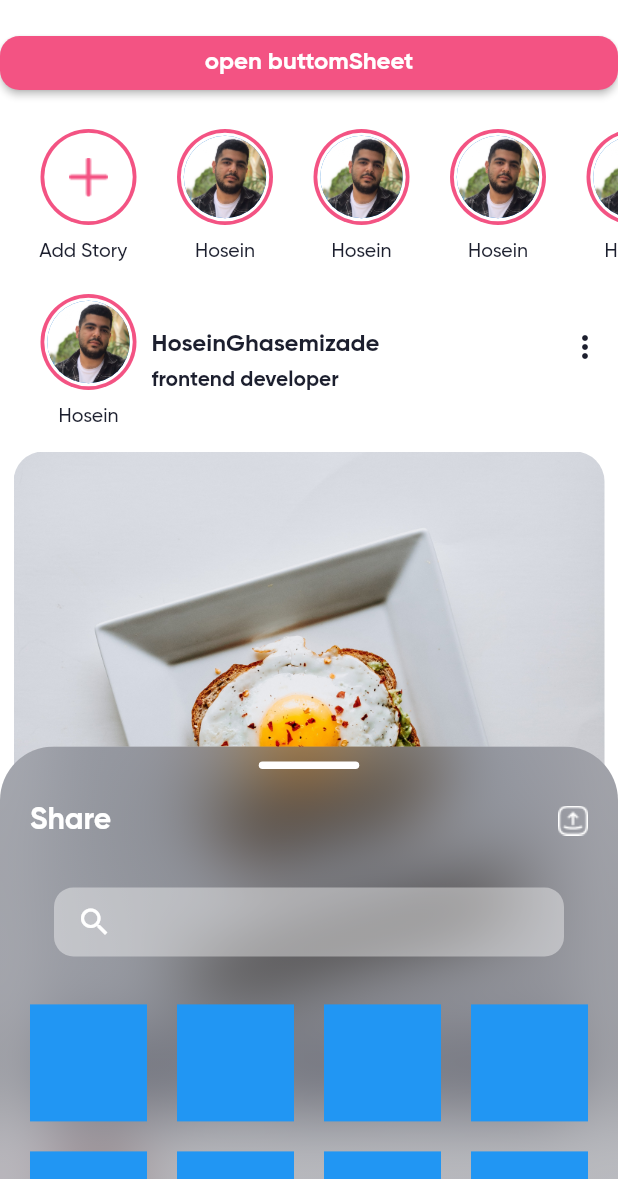
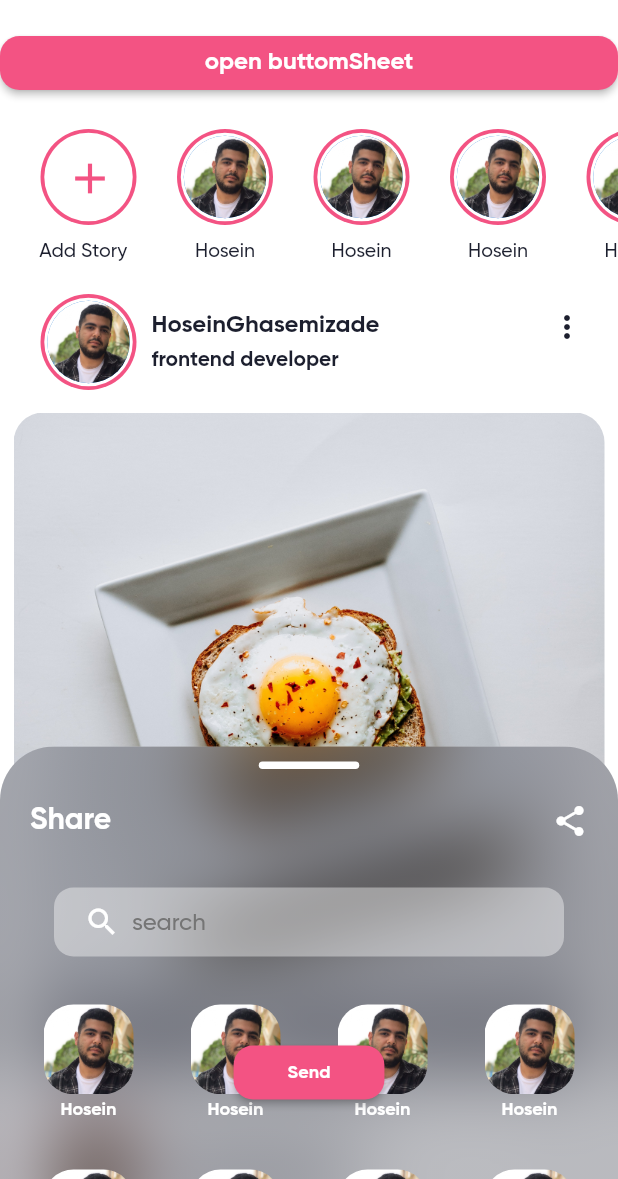
Before and after one commit to ghasemizade/instagram_clone, a Flutter app: the homePage screen opened directly, after a tap on "open buttomSheet", on a phone screen of 412 x 824 dp, the part 57-1236 px from its top. Run offline on Flutter 3.47's test engine with Material 2 defaults, Android fonts, the phone set to English and light mode, and no system bars.

Commit message:
update icon button

```diff
--- a/instagram/lib/screens/home_screen.dart
+++ b/instagram/lib/screens/home_screen.dart
@@ -61,7 +61,11 @@ class _homePageState extends State<homePage> {
                     context: context,
                     isScrollControlled: true,
                     builder: (BuildContext context) {
-                      return DraggableScrollableSheet(
+                      return Padding(
+                        padding: EdgeInsets.only(
+                          bottom: MediaQuery.of(context).viewInsets.bottom,
+                        ),
+                        child: DraggableScrollableSheet(
                           initialChildSize: .35,
                           minChildSize: .25,
                           maxChildSize: .75,
@@ -70,6 +74,7 @@ class _homePageState extends State<homePage> {
                               controller: controller,
                             );
                           }),
+                        ),
                       );
                     },
                   );
@@ -152,18 +157,57 @@ Widget _getPostList() {
   );
 }
 
-class _getPost extends StatelessWidget {
+class _getPost extends StatefulWidget {
   const _getPost({
     Key? key,
   }) : super(key: key);
 
+  @override
+  State<_getPost> createState() => _getPostState();
+}
+
+class _getPostState extends State<_getPost> {
   @override
   Widget build(BuildContext context) {
     return Column(
       children: [
         Row(
           children: [
-            _getStoryBox(),
+            Padding(
+              padding: EdgeInsets.only(
+                left: 27,
+                top: 20,
+              ),
+              child: Container(
+                width: 64,
+                height: 64,
+                decoration: BoxDecoration(
+                  color: Color(0xffF35383),
+                  borderRadius: BorderRadius.circular(40),
+                ),
+                child: Padding(
+                  padding: const EdgeInsets.all(2.5),
+                  child: Container(
+                    decoration: BoxDecoration(
+                      // color: Color(0xff1C1F2E),
+                      color: Colors.white,
+                      borderRadius: BorderRadius.circular(30),
+                    ),
+                    child: Padding(
+                      padding: const EdgeInsets.all(2.0),
+                      child: CircleAvatar(
+                        child: ClipRRect(
+                          borderRadius: BorderRadius.circular(30.0),
+                          child: Image(
+                            image: AssetImage('assets/Images/HoseinAvatar.jpg'),
+                          ),
+                        ),
+                      ),
+                    ),
+                  ),
+                ),
+              ),
+            ),
             SizedBox(
               width: 10.0,
             ),
@@ -196,9 +240,14 @@ class _getPost extends StatelessWidget {
               ],
             ),
             Spacer(),
-            Icon(
+            IconButton(
+              onPressed: () {
+                print('more');
+              },
+              icon: Icon(
                 Icons.more_vert,
                 color: Color(0xff1C1F2E),
+              ),
             ),
             SizedBox(
               width: 10.0,
@@ -259,12 +308,14 @@ class _getPost extends StatelessWidget {
                                   //   image: AssetImage(
                                   //       'assets/Images/icon_hart.png'),
                                   // ),
-                                  Icon(
+                                  IconButton(
+                                    onPressed: () {
+                                      print('like');
+                                    },
+                                    icon: Icon(
                                       Icons.favorite_border_outlined,
                                       color: Colors.white,
                                     ),
-                                  SizedBox(
-                                    width: 5.0,
                                   ),
                                   Text(
                                     '1.3K',
@@ -277,16 +328,14 @@ class _getPost extends StatelessWidget {
                               ),
                               Row(
                                 children: [
-                                  // Image(
-                                  //   image: AssetImage(
-                                  //       'assets/Images/icon_comments.png'),
-                                  // ),
-                                  Icon(
+                                  IconButton(
+                                    onPressed: () {
+                                      print('comment');
+                                    },
+                                    icon: Icon(
                                       Icons.add_comment_rounded,
                                       color: Colors.white,
                                     ),
-                                  SizedBox(
-                                    width: 5.0,
                                   ),
                                   Text(
                                     '666',
@@ -297,22 +346,24 @@ class _getPost extends StatelessWidget {
                                   ),
                                 ],
                               ),
-                              // Image(
-                              //   image:
-                              //       AssetImage('assets/Images/icon_share.png'),
-                              // ),
-                              Icon(
+                              IconButton(
+                                onPressed: () {
+                                  print('share');
+                                },
+                                icon: Icon(
                                   Icons.share,
                                   color: Colors.white,
                                 ),
-                              // Image(
-                              //   image:
-                              //       AssetImage('assets/Images/icon_save.png'),
-                              // ),
-                              Icon(
+                              ),
+                              IconButton(
+                                onPressed: () {
+                                  print('save');
+                                },
+                                icon: Icon(
                                   Icons.bookmark_border,
                                   color: Colors.white,
-                              )
+                                ),
+                              ),
                             ],
                           ),
                         ),
@@ -410,8 +461,15 @@ Widget _getAddStory() {
                   backgroundColor: Colors.transparent,
                   child: ClipRRect(
                     borderRadius: BorderRadius.circular(30.0),
-                    child: Image(
-                      image: AssetImage('assets/Images/icon_plus.png'),
+                    child: IconButton(
+                      onPressed: () {
+                        print('add story');
+                      },
+                      icon: Icon(
+                        Icons.add,
+                        size: 34,
+                        color: Color(0xffF35383),
+                      ),
                     ),
                   ),
                 ),
--- a/instagram/lib/screens/shareBottomSheet.dart
+++ b/instagram/lib/screens/shareBottomSheet.dart
@@ -32,36 +32,17 @@ class shareButtomSheet extends StatelessWidget {
               ],
             ),
           ),
-          child: _getContent(),
+          child: _getContent(context),
         ),
       ),
     );
   }
 
-  Widget _getContent() {
-    // return GridView.builder(
-    //   controller: controller,
-    //   gridDelegate: SliverGridDelegateWithFixedCrossAxisCount(
-    //     crossAxisSpacing: 20,
-    //     mainAxisSpacing: 20,
-    //     crossAxisCount: 4,
-    //   ),
-    //   itemBuilder: ((context, index) {
-    //     return GestureDetector(
-    //       onTap: () {
-    //         print('on tap me');
-    //       },
-    //       child: Container(
-    //         decoration: BoxDecoration(
-    //           border: Border.all(color: Colors.blue),
-    //           borderRadius: BorderRadius.circular(20.0),
-    //         ),
-    //       ),
-    //     );
-    //   }),
-    // );
-
-    return CustomScrollView(
+  Widget _getContent(BuildContext context) {
+    return Stack(
+      alignment: Alignment.bottomCenter,
+      children: [
+        CustomScrollView(
           controller: controller,
           slivers: [
             SliverToBoxAdapter(
@@ -89,9 +70,9 @@ class shareButtomSheet extends StatelessWidget {
                           color: Colors.white,
                         ),
                       ),
-                  Image(
-                    image:
-                        AssetImage('assets/Images/icon_share_bottomsheet.png'),
+                      Icon(
+                        Icons.share,
+                        color: Colors.white,
                       ),
                     ],
                   ),
@@ -107,6 +88,8 @@ class shareButtomSheet extends StatelessWidget {
                         Radius.circular(13.0),
                       ),
                     ),
+                    child: Padding(
+                      padding: EdgeInsets.symmetric(horizontal: 5.0),
                       child: Row(
                         children: [
                           SizedBox(
@@ -116,7 +99,23 @@ class shareButtomSheet extends StatelessWidget {
                             Icons.search,
                             color: Colors.white,
                           ),
+                          SizedBox(
+                            width: 8.0,
+                          ),
+                          Expanded(
+                            child: TextField(
+                              decoration: InputDecoration(
+                                hintText: 'search',
+                                hintStyle: TextStyle(
+                                  color: Colors.grey[600],
+                                ),
+                                enabledBorder: InputBorder.none,
+                                focusedBorder: InputBorder.none,
+                              ),
+                            ),
+                          ),
                         ],
+                      ),
                     ),
                   ),
                   SizedBox(
@@ -126,15 +125,69 @@ class shareButtomSheet extends StatelessWidget {
               ),
             ),
             SliverGrid(
-          delegate: SliverChildBuilderDelegate((context, index) {
-            return Container(
-              color: Colors.blue,
-            );
-          }),
+              delegate: SliverChildBuilderDelegate(
+                (context, index) {
+                  return _getItemGrid();
+                },
+                childCount: 100,
+              ),
               gridDelegate: SliverGridDelegateWithFixedCrossAxisCount(
                 crossAxisCount: 4,
                 crossAxisSpacing: 20,
-            mainAxisSpacing: 20,
+                mainAxisSpacing: 10,
+                mainAxisExtent: 100.0,
+              ),
+            ),
+            SliverPadding(
+              padding: EdgeInsets.only(top: 80.0),
+            ),
+          ],
+        ),
+        Positioned(
+          bottom: 47,
+          child: ElevatedButton(
+            onPressed: () {},
+            child: Padding(
+              padding: EdgeInsets.symmetric(
+                horizontal: 20,
+                vertical: 10,
+              ),
+              child: Text(
+                'Send',
+                style: TextStyle(
+                  fontFamily: 'GB',
+                  fontSize: 12,
+                ),
+              ),
+            ),
+          ),
+        ),
+      ],
+    );
+  }
+
+  Widget _getItemGrid() {
+    return Column(
+      children: [
+        Container(
+          height: 60.0,
+          width: 60.0,
+          decoration: BoxDecoration(),
+          child: ClipRRect(
+            borderRadius: BorderRadius.circular(20.0),
+            child: Image.asset('assets/Images/HoseinAvatar.jpg'),
+          ),
+        ),
+        SizedBox(
+          height: 3.0,
+        ),
+        Text(
+          'Hosein',
+          textAlign: TextAlign.center,
+          style: TextStyle(
+            fontFamily: 'GB',
+            fontSize: 12,
+            color: Colors.white,
           ),
         ),
       ],
```
Lines whose indentation alone changed are shown as unchanged.
